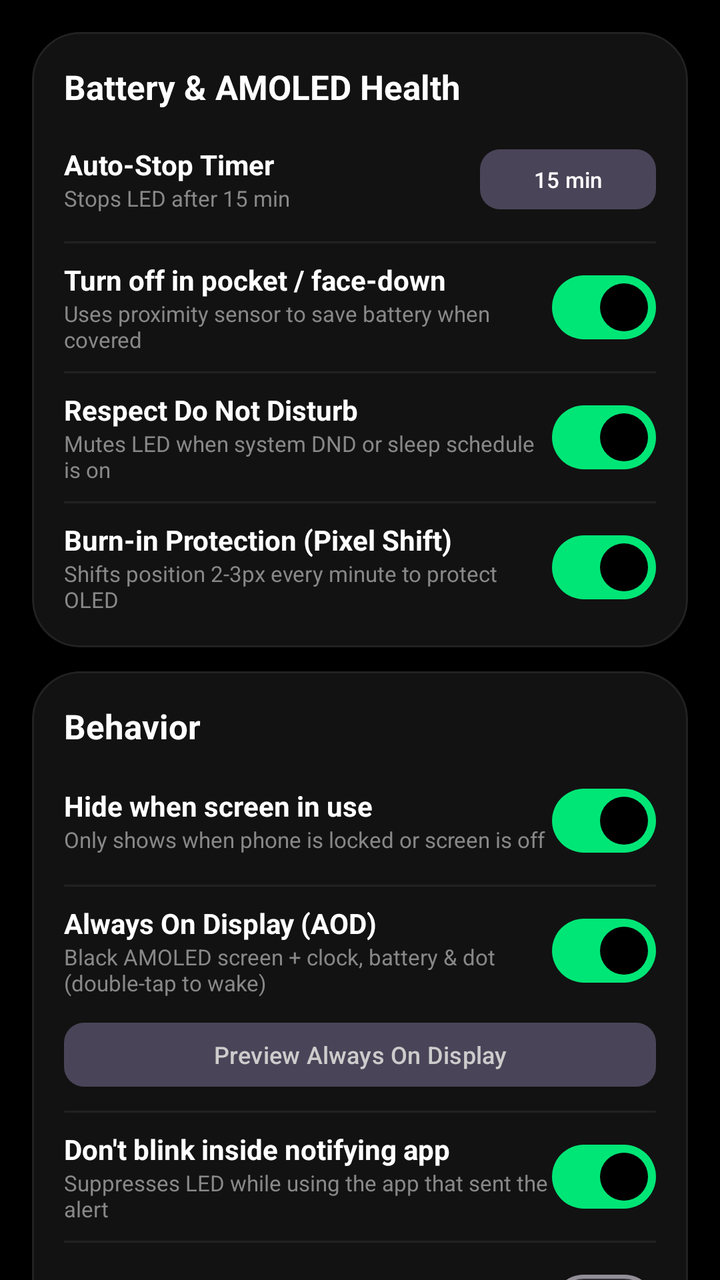
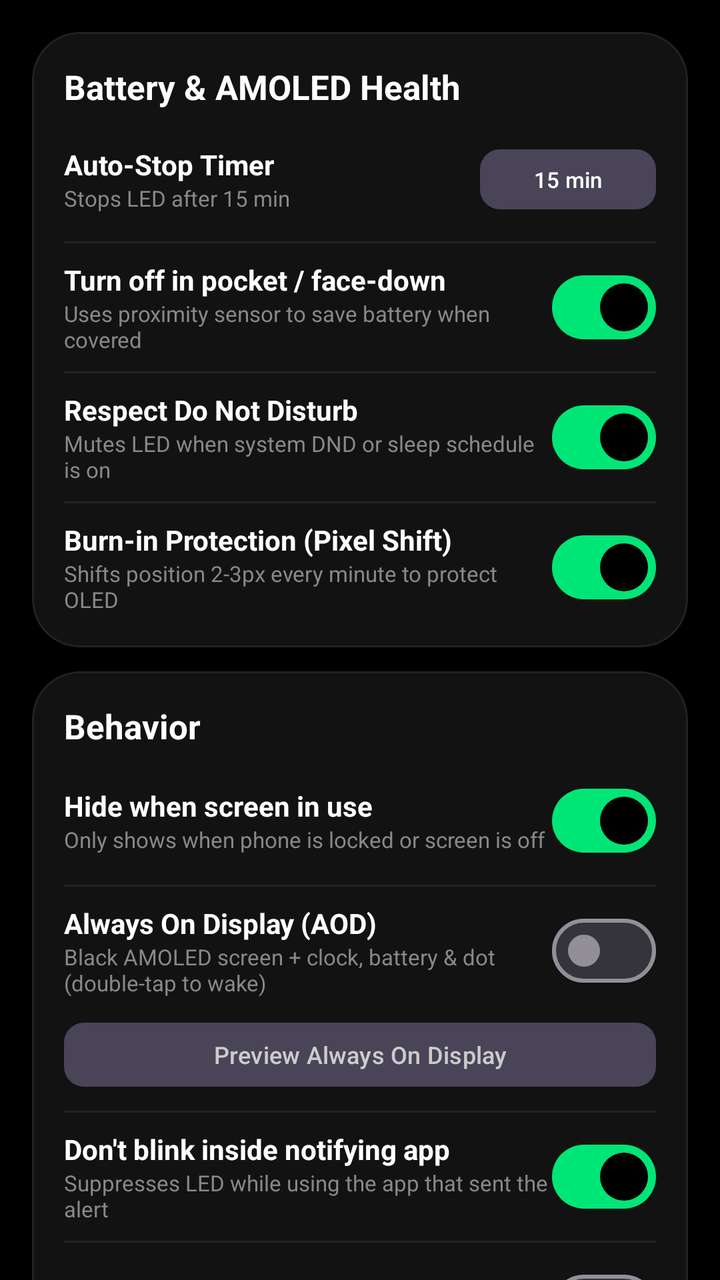

The first picture is an Android layout as it rendered before a commit; the second is the same layout after the commit. The layout source and the unified diff follow.
<!-- AndroidManifest.xml: application theme Theme.LedNotify -->
<!-- res/layout/fragment_settings.xml -->
<?xml version="1.0" encoding="utf-8"?>
<androidx.core.widget.NestedScrollView xmlns:android="http://schemas.android.com/apk/res/android"
    xmlns:app="http://schemas.android.com/apk/res-auto"
    android:layout_width="match_parent"
    android:layout_height="match_parent"
    android:background="#000000"
    android:fillViewport="true">

    <LinearLayout
        android:layout_width="match_parent"
        android:layout_height="wrap_content"
        android:orientation="vertical"
        android:padding="16dp">

        
        <com.google.android.material.card.MaterialCardView
            android:layout_width="match_parent"
            android:layout_height="wrap_content"
            android:layout_marginBottom="12dp"
            app:cardBackgroundColor="#121212"
            app:cardCornerRadius="24dp"
            app:cardElevation="0dp"
            app:strokeColor="#222222"
            app:strokeWidth="1dp">

            <LinearLayout
                android:layout_width="match_parent"
                android:layout_height="wrap_content"
                android:orientation="vertical"
                android:padding="16dp">

                <TextView
                    android:layout_width="wrap_content"
                    android:layout_height="wrap_content"
                    android:text="Battery &amp; AMOLED Health"
                    android:textColor="#FFFFFF"
                    android:textSize="17sp"
                    android:textStyle="bold" />

                
                <LinearLayout
                    android:id="@+id/rowTimeout"
                    android:layout_width="match_parent"
                    android:layout_height="wrap_content"
                    android:layout_marginTop="12dp"
                    android:background="?attr/selectableItemBackground"
                    android:clickable="true"
                    android:focusable="true"
                    android:gravity="center_vertical"
                    android:orientation="horizontal"
                    android:paddingVertical="4dp">

                    <LinearLayout
                        android:layout_width="0dp"
                        android:layout_height="wrap_content"
                        android:layout_weight="1"
                        android:orientation="vertical">

                        <TextView
                            android:layout_width="wrap_content"
                            android:layout_height="wrap_content"
                            android:text="Auto-Stop Timer"
                            android:textColor="#FFFFFF"
                            android:textSize="14sp"
                            android:textStyle="bold" />

                        <TextView
                            android:id="@+id/tvTimeoutSubtitle"
                            android:layout_width="wrap_content"
                            android:layout_height="wrap_content"
                            android:text="Stops LED after 15 min"
                            android:textColor="#888888"
                            android:textSize="11sp" />
                    </LinearLayout>

                    <com.google.android.material.button.MaterialButton
                        android:id="@+id/btnTimeout"
                        style="@style/Widget.Material3.Button.TonalButton"
                        android:layout_width="wrap_content"
                        android:layout_height="38dp"
                        android:text="15 min"
                        android:textColor="#FFFFFF"
                        android:textSize="11sp"
                        app:cornerRadius="10dp" />
                </LinearLayout>

                <View
                    android:layout_width="match_parent"
                    android:layout_height="1dp"
                    android:layout_marginVertical="8dp"
                    android:background="#222222" />

                
                <LinearLayout
                    android:layout_width="match_parent"
                    android:layout_height="wrap_content"
                    android:gravity="center_vertical"
                    android:orientation="horizontal">

                    <LinearLayout
                        android:layout_width="0dp"
                        android:layout_height="wrap_content"
                        android:layout_weight="1"
                        android:orientation="vertical">

                        <TextView
                            android:layout_width="wrap_content"
                            android:layout_height="wrap_content"
                            android:text="Turn off in pocket / face-down"
                            android:textColor="#FFFFFF"
                            android:textSize="14sp"
                            android:textStyle="bold" />

                        <TextView
                            android:layout_width="wrap_content"
                            android:layout_height="wrap_content"
                            android:text="Uses proximity sensor to save battery when covered"
                            android:textColor="#888888"
                            android:textSize="11sp" />
                    </LinearLayout>

                    <com.google.android.material.materialswitch.MaterialSwitch
                        android:id="@+id/switchPocketMode"
                        android:layout_width="wrap_content"
                        android:layout_height="wrap_content"
                        android:checked="true" />
                </LinearLayout>

                <View
                    android:layout_width="match_parent"
                    android:layout_height="1dp"
                    android:layout_marginVertical="8dp"
                    android:background="#222222" />

                
                <LinearLayout
                    android:layout_width="match_parent"
                    android:layout_height="wrap_content"
                    android:gravity="center_vertical"
                    android:orientation="horizontal">

                    <LinearLayout
                        android:layout_width="0dp"
                        android:layout_height="wrap_content"
                        android:layout_weight="1"
                        android:orientation="vertical">

                        <TextView
                            android:layout_width="wrap_content"
                            android:layout_height="wrap_content"
                            android:text="Respect Do Not Disturb"
                            android:textColor="#FFFFFF"
                            android:textSize="14sp"
                            android:textStyle="bold" />

                        <TextView
                            android:layout_width="wrap_content"
                            android:layout_height="wrap_content"
                            android:text="Mutes LED when system DND or sleep schedule is on"
                            android:textColor="#888888"
                            android:textSize="11sp" />
                    </LinearLayout>

                    <com.google.android.material.materialswitch.MaterialSwitch
                        android:id="@+id/switchRespectDnd"
                        android:layout_width="wrap_content"
                        android:layout_height="wrap_content"
                        android:checked="true" />
                </LinearLayout>

                <View
                    android:layout_width="match_parent"
                    android:layout_height="1dp"
                    android:layout_marginVertical="8dp"
                    android:background="#222222" />

                
                <LinearLayout
                    android:layout_width="match_parent"
                    android:layout_height="wrap_content"
                    android:gravity="center_vertical"
                    android:orientation="horizontal">

                    <LinearLayout
                        android:layout_width="0dp"
                        android:layout_height="wrap_content"
                        android:layout_weight="1"
                        android:orientation="vertical">

                        <TextView
                            android:layout_width="wrap_content"
                            android:layout_height="wrap_content"
                            android:text="Burn-in Protection (Pixel Shift)"
                            android:textColor="#FFFFFF"
                            android:textSize="14sp"
                            android:textStyle="bold" />

                        <TextView
                            android:layout_width="wrap_content"
                            android:layout_height="wrap_content"
                            android:text="Shifts position 2-3px every minute to protect OLED"
                            android:textColor="#888888"
                            android:textSize="11sp" />
                    </LinearLayout>

                    <com.google.android.material.materialswitch.MaterialSwitch
                        android:id="@+id/switchBurnInProtection"
                        android:layout_width="wrap_content"
                        android:layout_height="wrap_content"
                        android:checked="true" />
                </LinearLayout>
            </LinearLayout>
        </com.google.android.material.card.MaterialCardView>

        
        <com.google.android.material.card.MaterialCardView
            android:layout_width="match_parent"
            android:layout_height="wrap_content"
            android:layout_marginBottom="12dp"
            app:cardBackgroundColor="#121212"
            app:cardCornerRadius="24dp"
            app:cardElevation="0dp"
            app:strokeColor="#222222"
            app:strokeWidth="1dp">

            <LinearLayout
                android:layout_width="match_parent"
                android:layout_height="wrap_content"
                android:orientation="vertical"
                android:padding="16dp">

                <TextView
                    android:layout_width="wrap_content"
                    android:layout_height="wrap_content"
                    android:text="Behavior"
                    android:textColor="#FFFFFF"
                    android:textSize="17sp"
                    android:textStyle="bold" />

                
                <LinearLayout
                    android:layout_width="match_parent"
                    android:layout_height="wrap_content"
                    android:layout_marginTop="12dp"
                    android:gravity="center_vertical"
                    android:orientation="horizontal">

                    <LinearLayout
                        android:layout_width="0dp"
                        android:layout_height="wrap_content"
                        android:layout_weight="1"
                        android:orientation="vertical">

                        <TextView
                            android:layout_width="wrap_content"
                            android:layout_height="wrap_content"
                            android:text="Hide when screen in use"
                            android:textColor="#FFFFFF"
                            android:textSize="14sp"
                            android:textStyle="bold" />

                        <TextView
                            android:layout_width="wrap_content"
                            android:layout_height="wrap_content"
                            android:text="Only shows when phone is locked or screen is off"
                            android:textColor="#888888"
                            android:textSize="11sp" />
                    </LinearLayout>

                    <com.google.android.material.materialswitch.MaterialSwitch
                        android:id="@+id/switchHideWhileUnlocked"
                        android:layout_width="wrap_content"
                        android:layout_height="wrap_content"
                        android:checked="true" />
                </LinearLayout>

                <View
                    android:layout_width="match_parent"
                    android:layout_height="1dp"
                    android:layout_marginVertical="8dp"
                    android:background="#222222" />

                
                <LinearLayout
                    android:layout_width="match_parent"
                    android:layout_height="wrap_content"
                    android:gravity="center_vertical"
                    android:orientation="horizontal">

                    <LinearLayout
                        android:layout_width="0dp"
                        android:layout_height="wrap_content"
                        android:layout_weight="1"
                        android:orientation="vertical">

                        <TextView
                            android:layout_width="wrap_content"
                            android:layout_height="wrap_content"
                            android:text="Always On Display (AOD)"
                            android:textColor="#FFFFFF"
                            android:textSize="14sp"
                            android:textStyle="bold" />

                        <TextView
                            android:layout_width="wrap_content"
                            android:layout_height="wrap_content"
                            android:text="Black AMOLED screen + clock, battery &amp; dot (double-tap to wake)"
                            android:textColor="#888888"
                            android:textSize="11sp" />
                    </LinearLayout>

                    <com.google.android.material.materialswitch.MaterialSwitch
                        android:id="@+id/switchAodMode"
                        android:layout_width="wrap_content"
                        android:layout_height="wrap_content"
                        android:checked="true" />
                </LinearLayout>

                <com.google.android.material.button.MaterialButton
                    android:id="@+id/btnPreviewAod"
                    style="@style/Widget.Material3.Button.TonalButton"
                    android:layout_width="match_parent"
                    android:layout_height="40dp"
                    android:layout_marginTop="8dp"
                    android:text="Preview Always On Display"
                    android:textColor="#CCCCCC"
                    android:textSize="12sp"
                    app:cornerRadius="10dp" />

                <View
                    android:layout_width="match_parent"
                    android:layout_height="1dp"
                    android:layout_marginVertical="8dp"
                    android:background="#222222" />

                
                <LinearLayout
                    android:layout_width="match_parent"
                    android:layout_height="wrap_content"
                    android:gravity="center_vertical"
                    android:orientation="horizontal">

                    <LinearLayout
                        android:layout_width="0dp"
                        android:layout_height="wrap_content"
                        android:layout_weight="1"
                        android:orientation="vertical">

                        <TextView
                            android:layout_width="wrap_content"
                            android:layout_height="wrap_content"
                            android:text="Don't blink inside notifying app"
                            android:textColor="#FFFFFF"
                            android:textSize="14sp"
                            android:textStyle="bold" />

                        <TextView
                            android:layout_width="wrap_content"
                            android:layout_height="wrap_content"
                            android:text="Suppresses LED while using the app that sent the alert"
                            android:textColor="#888888"
                            android:textSize="11sp" />
                    </LinearLayout>

                    <com.google.android.material.materialswitch.MaterialSwitch
                        android:id="@+id/switchSuppressInApp"
                        android:layout_width="wrap_content"
                        android:layout_height="wrap_content"
                        android:checked="true" />
                </LinearLayout>

                <View
                    android:layout_width="match_parent"
                    android:layout_height="1dp"
                    android:layout_marginVertical="8dp"
                    android:background="#222222" />

                
                <LinearLayout
                    android:layout_width="match_parent"
                    android:layout_height="wrap_content"
                    android:gravity="center_vertical"
                    android:orientation="horizontal">

                    <LinearLayout
                        android:layout_width="0dp"
                        android:layout_height="wrap_content"
                        android:layout_weight="1"
                        android:orientation="vertical">

                        <TextView
                            android:layout_width="wrap_content"
                            android:layout_height="wrap_content"
                            android:text="Hide notification content"
                            android:textColor="#FFFFFF"
                            android:textSize="14sp"
                            android:textStyle="bold" />

                        <TextView
                            android:layout_width="wrap_content"
                            android:layout_height="wrap_content"
                            android:text="Hides contact and app names, shows only the dot"
                            android:textColor="#888888"
                            android:textSize="11sp" />
                    </LinearLayout>

                    <com.google.android.material.materialswitch.MaterialSwitch
                        android:id="@+id/switchPrivacyMode"
                        android:layout_width="wrap_content"
                        android:layout_height="wrap_content"
                        android:checked="false" />
                </LinearLayout>

                <View
                    android:layout_width="match_parent"
                    android:layout_height="1dp"
                    android:layout_marginVertical="8dp"
                    android:background="#222222" />

                
                <LinearLayout
                    android:layout_width="match_parent"
                    android:layout_height="wrap_content"
                    android:gravity="center_vertical"
                    android:orientation="horizontal">

                    <LinearLayout
                        android:layout_width="0dp"
                        android:layout_height="wrap_content"
                        android:layout_weight="1"
                        android:orientation="vertical">

                        <TextView
                            android:layout_width="wrap_content"
                            android:layout_height="wrap_content"
                            android:text="Battery Charging Indicator"
                            android:textColor="#FFFFFF"
                            android:textSize="14sp"
                            android:textStyle="bold" />

                        <TextView
                            android:layout_width="wrap_content"
                            android:layout_height="wrap_content"
                            android:text="Solid Green when full, Pulsing Amber while charging"
                            android:textColor="#888888"
                            android:textSize="11sp" />
                    </LinearLayout>

                    <com.google.android.material.materialswitch.MaterialSwitch
                        android:id="@+id/switchBatteryIndicator"
                        android:layout_width="wrap_content"
                        android:layout_height="wrap_content"
                        android:checked="true" />
                </LinearLayout>
            </LinearLayout>
        </com.google.android.material.card.MaterialCardView>

        
        <com.google.android.material.card.MaterialCardView
            android:layout_width="match_parent"
            android:layout_height="wrap_content"
            android:layout_marginBottom="24dp"
            app:cardBackgroundColor="#121212"
            app:cardCornerRadius="24dp"
            app:cardElevation="0dp"
            app:strokeColor="#222222"
            app:strokeWidth="1dp">

            <LinearLayout
                android:layout_width="match_parent"
                android:layout_height="wrap_content"
                android:orientation="vertical"
                android:padding="16dp">

                <TextView
                    android:layout_width="wrap_content"
                    android:layout_height="wrap_content"
                    android:text="Backup &amp; About"
                    android:textColor="#FFFFFF"
                    android:textSize="17sp"
                    android:textStyle="bold" />

                <LinearLayout
                    android:layout_width="match_parent"
                    android:layout_height="wrap_content"
                    android:layout_marginTop="12dp"
                    android:orientation="horizontal">

                    <com.google.android.material.button.MaterialButton
                        android:id="@+id/btnExportSettings"
                        style="@style/Widget.Material3.Button.TonalButton"
                        android:layout_width="0dp"
                        android:layout_height="44dp"
                        android:layout_weight="1"
                        android:text="Export Settings"
                        android:textColor="#FFFFFF"
                        android:textSize="12sp"
                        app:cornerRadius="12dp" />

                    <com.google.android.material.button.MaterialButton
                        android:id="@+id/btnImportSettings"
                        style="@style/Widget.Material3.Button.TonalButton"
                        android:layout_width="0dp"
                        android:layout_height="44dp"
                        android:layout_marginStart="8dp"
                        android:layout_weight="1"
                        android:text="Import Settings"
                        android:textColor="#FFFFFF"
                        android:textSize="12sp"
                        app:cornerRadius="12dp" />
                </LinearLayout>

                <LinearLayout
                    android:id="@+id/btnGithubLink"
                    android:layout_width="match_parent"
                    android:layout_height="wrap_content"
                    android:layout_marginTop="16dp"
                    android:background="?attr/selectableItemBackground"
                    android:clickable="true"
                    android:focusable="true"
                    android:gravity="center_vertical"
                    android:orientation="horizontal"
                    android:paddingVertical="4dp">

                    <LinearLayout
                        android:layout_width="0dp"
                        android:layout_height="wrap_content"
                        android:layout_weight="1"
                        android:orientation="vertical">

                        <TextView
                            android:layout_width="wrap_content"
                            android:layout_height="wrap_content"
                            android:text="AMOLED LED Notify"
                            android:textColor="#FFFFFF"
                            android:textSize="14sp"
                            android:textStyle="bold" />

                        <TextView
                            android:id="@+id/tvAppVersion"
                            android:layout_width="wrap_content"
                            android:layout_height="wrap_content"
                            android:text="Version 1.0 · GitHub Open Source"
                            android:textColor="#888888"
                            android:textSize="12sp" />
                    </LinearLayout>

                    <TextView
                        android:layout_width="wrap_content"
                        android:layout_height="wrap_content"
                        android:text="GitHub ↗"
                        android:textColor="#00E676"
                        android:textSize="12sp"
                        android:textStyle="bold" />
                </LinearLayout>

            </LinearLayout>
        </com.google.android.material.card.MaterialCardView>

    </LinearLayout>
</androidx.core.widget.NestedScrollView>
<!-- resources referenced by this layout -->
<resources>
  <style name="Theme.LedNotify" parent="Theme.Material3.Dark.NoActionBar">
          <item name="android:windowBackground">#000000</item>
          <item name="android:colorBackground">#000000</item>
          <item name="colorSurface">#121212</item>
          <item name="colorSurfaceVariant">#1E1E1E</item>
          <item name="colorSurfaceContainer">#161616</item>
          <item name="colorPrimary">#00E676</item>
          <item name="colorOnPrimary">#000000</item>
          <item name="colorSecondary">#2979FF</item>
          <item name="colorOnSecondary">#FFFFFF</item>
          <item name="android:statusBarColor">#000000</item>
          <item name="android:navigationBarColor">#000000</item>
          <item name="bottomNavigationStyle">@style/CustomBottomNav</item>
      </style>
  <style name="CustomBottomNav" parent="Widget.Material3.BottomNavigationView">
          <item name="materialThemeOverlay">@style/ThemeOverlay.BottomNav</item>
      </style>
  <style name="ThemeOverlay.BottomNav" parent="">
          <item name="colorSecondaryContainer">#1B382B</item>
          <item name="colorOnSecondaryContainer">#00E676</item>
      </style>
</resources>

<!-- the commit's change to res/layout/fragment_settings.xml (unified diff, before → after) -->
@@ -313,7 +313,7 @@
                         android:id="@+id/switchAodMode"
                         android:layout_width="wrap_content"
                         android:layout_height="wrap_content"
-                        android:checked="true" />
+                        android:checked="false" />
                 </LinearLayout>
 
                 <com.google.android.material.button.MaterialButton
